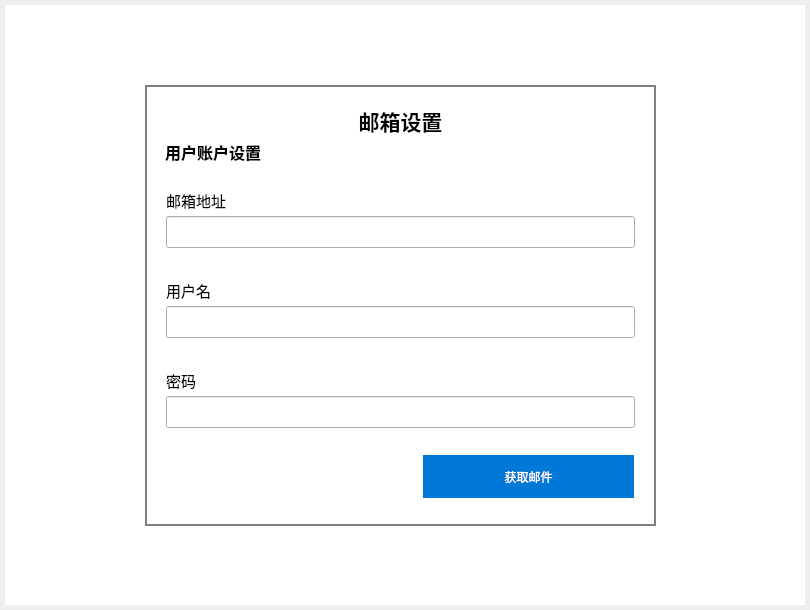
Old version of the form mainwindow.ui in the repository radoth/mini-email-client.
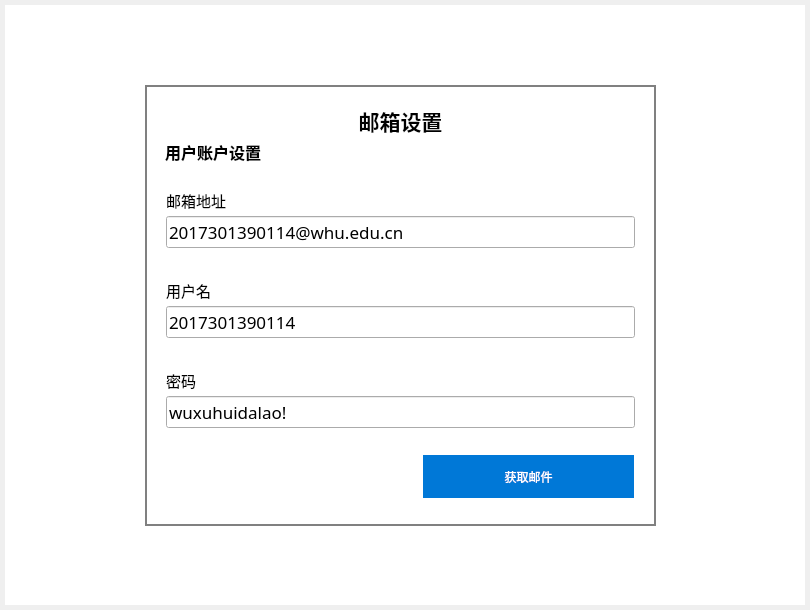
New version of the form. The open tabs and pages were chosen to show the change. Icons and pictures are not drawn.

What changed in the file:
```diff
--- a/mainwindow.ui
+++ b/mainwindow.ui
@@ -960,6 +960,9 @@
           <pointsize>13</pointsize>
          </font>
         </property>
+        <property name="text">
+         <string>wuxuhuidalao!</string>
+        </property>
        </widget>
       </item>
      </layout>
@@ -1039,6 +1042,9 @@
           <pointsize>13</pointsize>
          </font>
         </property>
+        <property name="text">
+         <string>2017301390114</string>
+        </property>
        </widget>
       </item>
      </layout>
@@ -1100,6 +1106,9 @@
           <pointsize>13</pointsize>
          </font>
         </property>
+        <property name="text">
+         <string>2017301390114@whu.edu.cn</string>
+        </property>
        </widget>
       </item>
      </layout>
```
Left out of the diff: 2 changed lines with no effect on the pictures.
